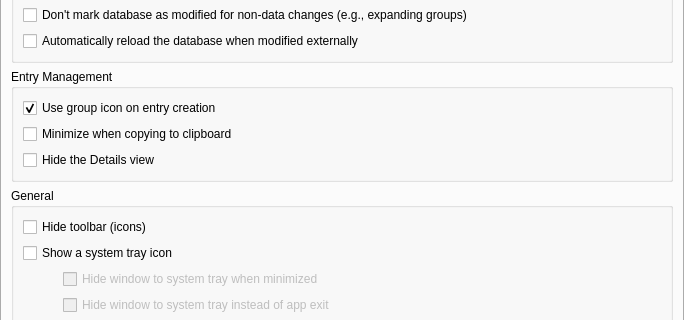
keepassxreboot/keepassxc, file src/gui/ApplicationSettingsWidgetGeneral.ui: the form before one commit; both pictures show x 0 to 684 and y 334 to 654 of the 684 by 842 pixel window.
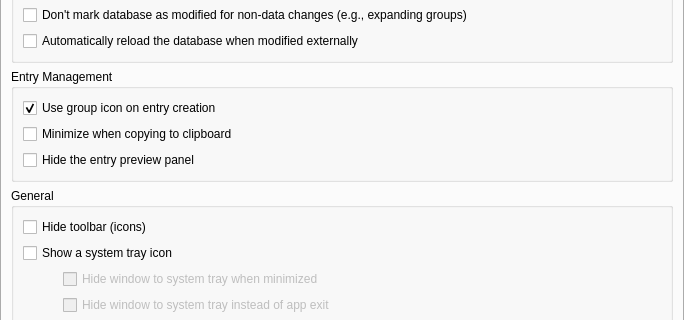
The form after the commit. Custom widgets are drawn as their Qt base class.

Commit message: Create config file deprecation mechanism & rename Details->Preview

What changed in the file:
```diff
--- a/src/gui/ApplicationSettingsWidgetGeneral.ui
+++ b/src/gui/ApplicationSettingsWidgetGeneral.ui
@@ -166,7 +166,7 @@
           <item>
            <widget class="QCheckBox" name="detailsHideCheckBox">
             <property name="text">
-             <string>Hide the Details view</string>
+             <string>Hide the entry preview panel</string>
             </property>
            </widget>
           </item>
```
Left out of the diff: 2 changed lines with no effect on the pictures. The commit also changes 13 other files.
